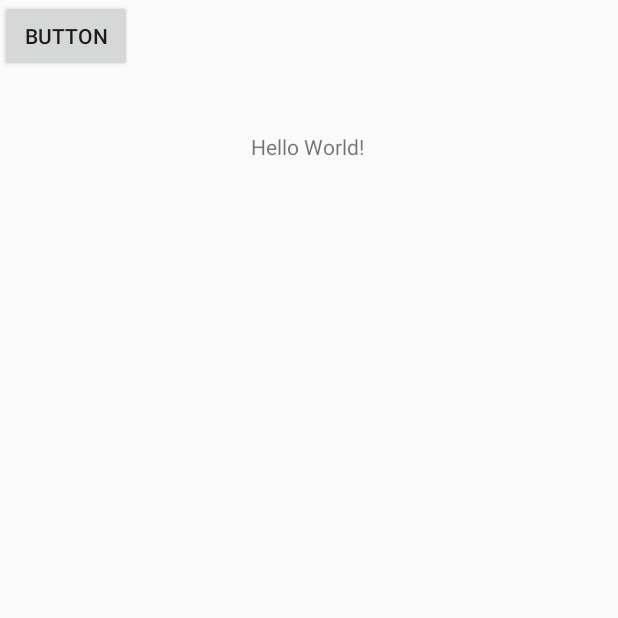
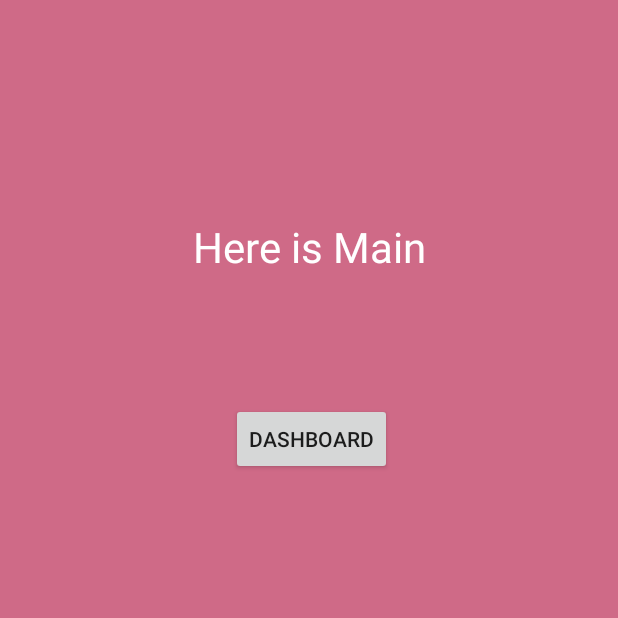
Before and after one commit to iddemirjs/baddapp, an Android app: the screen it shows after launch (MainActivity), on a phone screen of 412 x 824 dp, the top half of it. Run offline under Robolectric (Android 15) with nearby library versions, the phone set to English and light mode, and no system bars; our stand-ins replace Firebase (no records; nobody signed in at launch, a user with empty details on screens opened directly).

```diff
--- a/app/src/main/AndroidManifest.xml
+++ b/app/src/main/AndroidManifest.xml
@@ -15,6 +15,7 @@
         android:roundIcon="@mipmap/ic_launcher_round"
         android:supportsRtl="true"
         android:theme="@style/AppTheme.NoActionBar">
+        <activity android:name=".LoginActivity"></activity>
         <activity
             android:name=".Welcome"
             android:configChanges="orientation|keyboardHidden|screenSize"
--- a/app/src/main/res/layout/activity_main.xml
+++ b/app/src/main/res/layout/activity_main.xml
@@ -4,25 +4,29 @@
     xmlns:tools="http://schemas.android.com/tools"
     android:layout_width="match_parent"
     android:layout_height="match_parent"
+    android:background="@color/main_back"
     tools:context=".MainActivity">
 
     <TextView
+        android:id="@+id/textView2"
         android:layout_width="wrap_content"
         android:layout_height="wrap_content"
-        android:text="Hello World!"
-        app:layout_constraintBottom_toBottomOf="parent"
-        app:layout_constraintHorizontal_bias="0.498"
-        app:layout_constraintLeft_toLeftOf="parent"
-        app:layout_constraintRight_toRightOf="parent"
-        app:layout_constraintTop_toTopOf="parent"
-        app:layout_constraintVertical_bias="0.109" />
+        android:layout_marginTop="145dp"
+        android:text="Here is Main"
+        android:textColor="@color/white"
+        android:textSize="28sp"
+        app:layout_constraintEnd_toEndOf="parent"
+        app:layout_constraintStart_toStartOf="parent"
+        app:layout_constraintTop_toTopOf="parent" />
 
     <Button
         android:id="@+id/createUser"
         android:layout_width="wrap_content"
         android:layout_height="wrap_content"
-        android:text="Button"
-        tools:layout_editor_absoluteX="153dp"
-        tools:layout_editor_absoluteY="183dp" />
+        android:layout_marginStart="25dp"
+        android:layout_marginTop="85dp"
+        android:text="Dashboard"
+        app:layout_constraintStart_toStartOf="@+id/textView2"
+        app:layout_constraintTop_toBottomOf="@+id/textView2" />
 
 </androidx.constraintlayout.widget.ConstraintLayout>
--- a/app/src/main/res/values/colors.xml
+++ b/app/src/main/res/values/colors.xml
@@ -13,4 +13,6 @@
     <color name="light_blue_A400">#FF00B0FF</color>
     <color name="black_overlay">#66000000</color>
     <color name="back_purple">#0097A7</color>
+    <color name="login_back">#f3a683</color>
+    <color name="main_back">#cf6a87</color>
 </resources>
```
Also changed, not shown: app/src/main/java/com/idrisdemir/badapp/LoginActivity.java (added, +14 -0 lines), app/src/main/java/com/idrisdemir/badapp/Welcome.java (+16 -1 lines), app/src/main/res/layout/activity_login.xml (added, +21 -0 lines), app/src/main/res/layout/activity_welcome.xml (+5 -5 lines), 1 other file.
